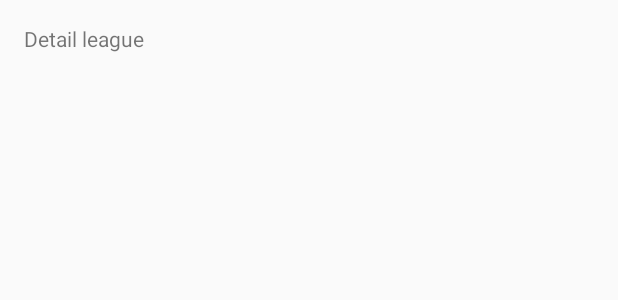
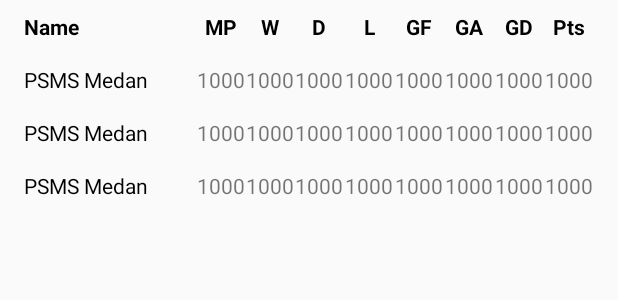
Before and after one commit to ivanasitumorang/FootballLeagueMVP, an Android app: the layout fragment_league_classement.xml on its own in the app's theme, with its tools: preview values and no code run, on a phone screen of 412 x 824 dp. Shown: the top 300 px of the screen. Run offline under Robolectric (Android 15) with nearby library versions, the phone set to English and light mode, and no system bars; network calls fail.

Commit message:
Add league classement/standing feature

```diff
--- a/app/src/main/java/com/example/footballleaguemvp/ui/leaguedetail/LeagueDetailPagerAdapter.kt
+++ b/app/src/main/java/com/example/footballleaguemvp/ui/leaguedetail/LeagueDetailPagerAdapter.kt
@@ -3,7 +3,7 @@ package com.example.footballleaguemvp.ui.leaguedetail
 import androidx.fragment.app.Fragment
 import androidx.fragment.app.FragmentManager
 import androidx.fragment.app.FragmentStatePagerAdapter
-import com.example.footballleaguemvp.ui.LeagueClassementFragment
+import com.example.footballleaguemvp.ui.leagueclassement.LeagueClassementFragment
 import com.example.footballleaguemvp.ui.leagueoverview.LeagueOverviewFragment
 import com.example.footballleaguemvp.ui.matchschedule.MatchScheduleFragment
 import com.example.footballleaguemvp.ui.teamlist.TeamListFragment
--- a/app/src/main/res/layout/fragment_league_classement.xml
+++ b/app/src/main/res/layout/fragment_league_classement.xml
@@ -1,28 +1,143 @@
 <?xml version="1.0" encoding="utf-8"?>
-<ScrollView xmlns:android="http://schemas.android.com/apk/res/android"
+<androidx.constraintlayout.widget.ConstraintLayout xmlns:android="http://schemas.android.com/apk/res/android"
     xmlns:tools="http://schemas.android.com/tools"
     android:layout_width="match_parent"
     android:layout_height="match_parent"
+    xmlns:app="http://schemas.android.com/apk/res-auto"
     android:orientation="vertical"
-    tools:context=".ui.LeagueClassementFragment">
+    tools:context=".ui.leagueclassement.LeagueClassementFragment">
 
     <LinearLayout
-        android:layout_width="match_parent"
+        android:id="@+id/llClassementHeader"
+        android:layout_width="0dp"
         android:layout_height="wrap_content"
-        android:orientation="vertical">
+        android:orientation="horizontal"
+        app:layout_constraintTop_toTopOf="parent"
+        app:layout_constraintStart_toStartOf="parent"
+        app:layout_constraintEnd_toEndOf="parent"
+        app:layout_constraintBottom_toTopOf="@id/rvClassement"
+        android:layout_marginLeft="16dp"
+        android:layout_marginRight="16dp"
+        android:layout_marginStart="16dp"
+        android:layout_marginEnd="16dp"
+        android:layout_marginTop="8dp"
+        android:layout_marginBottom="8dp">
 
         <TextView
-            android:id="@+id/tvLeagueOverviewDetail"
-            android:layout_width="match_parent"
+            android:layout_weight="7"
+            android:layout_width="0dp"
             android:layout_height="wrap_content"
-            android:layout_marginLeft="16dp"
-            android:layout_marginRight="16dp"
-            android:layout_marginStart="16dp"
-            android:layout_marginEnd="16dp"
-            android:layout_marginTop="16dp"
-            tools:text="Detail league"
-            android:text="CLASSEMENT"/>
+            android:text="@string/classement_name"
+            android:textColor="@color/colorBlack"
+            android:textStyle="bold"/>
+
+        <TextView
+            android:layout_weight="2"
+            android:layout_width="0dp"
+            android:layout_height="wrap_content"
+            android:text="@string/classement_mp"
+            android:textAlignment="center"
+            android:textColor="@color/colorBlack"
+            android:textStyle="bold"/>
+
+        <TextView
+            android:layout_weight="2"
+            android:layout_width="0dp"
+            android:layout_height="wrap_content"
+            android:text="@string/classement_w"
+            android:textAlignment="center"
+            android:textColor="@color/colorBlack"
+            android:textStyle="bold"/>
+
+        <TextView
+            android:layout_weight="2"
+            android:layout_width="0dp"
+            android:layout_height="wrap_content"
+            android:text="@string/classement_d"
+            android:textAlignment="center"
+            android:textColor="@color/colorBlack"
+            android:textStyle="bold"/>
+
+        <TextView
+            android:id="@+id/tvClassementL"
+            android:layout_weight="2"
+            android:layout_width="0dp"
+            android:layout_height="wrap_content"
+            android:text="@string/classement_l"
+            android:textAlignment="center"
+            android:textColor="@color/colorBlack"
+            android:textStyle="bold"/>
+
+        <TextView
+            android:layout_weight="2"
+            android:layout_width="0dp"
+            android:layout_height="wrap_content"
+            android:text="@string/classement_gf"
+            android:textAlignment="center"
+            android:textColor="@color/colorBlack"
+            android:textStyle="bold"/>
+
+        <TextView
+            android:layout_weight="2"
+            android:layout_width="0dp"
+            android:layout_height="wrap_content"
+            android:text="@string/classement_ga"
+            android:textAlignment="center"
+            android:textColor="@color/colorBlack"
+            android:textStyle="bold"/>
+
+        <TextView
+            android:layout_weight="2"
+            android:layout_width="0dp"
+            android:layout_height="wrap_content"
+            android:text="@string/classement_gd"
+            android:textAlignment="center"
+            android:textColor="@color/colorBlack"
+            android:textStyle="bold"/>
+
+        <TextView
+            android:layout_weight="2"
+            android:layout_width="0dp"
+            android:layout_height="wrap_content"
+            android:text="@string/classement_pts"
+            android:textAlignment="center"
+            android:textColor="@color/colorBlack"
+            android:textStyle="bold"/>
 
     </LinearLayout>
 
-</ScrollView>
+    <androidx.recyclerview.widget.RecyclerView
+        android:id="@+id/rvClassement"
+        android:layout_width="0dp"
+        android:layout_height="0dp"
+        app:layoutManager="androidx.recyclerview.widget.LinearLayoutManager"
+        app:layout_constraintBottom_toBottomOf="parent"
+        app:layout_constraintEnd_toEndOf="parent"
+        app:layout_constraintHorizontal_bias="0.0"
+        app:layout_constraintStart_toStartOf="parent"
+        app:layout_constraintTop_toBottomOf="@id/llClassementHeader"
+        tools:listitem="@layout/item_classement_list" />
+
+    <include
+        android:id="@+id/layoutNoData"
+        layout="@layout/partial_view_no_data"
+        app:layout_constraintBottom_toBottomOf="parent"
+        app:layout_constraintEnd_toEndOf="parent"
+        app:layout_constraintStart_toStartOf="parent"
+        app:layout_constraintTop_toTopOf="parent"
+        android:visibility="gone"/>
+
+    <ImageView
+        android:id="@+id/ivClassementLoadingIndicator"
+        android:layout_width="200dp"
+        android:layout_height="200dp"
+        android:scaleType="fitXY"
+        android:contentDescription="@string/content_description"
+        android:src="@drawable/loading_animation"
+        app:layout_constraintBottom_toBottomOf="parent"
+        app:layout_constraintEnd_toEndOf="parent"
+        app:layout_constraintStart_toStartOf="parent"
+        app:layout_constraintTop_toTopOf="parent"
+        android:visibility="gone"/>
+
+</androidx.constraintlayout.widget.ConstraintLayout>
--- /dev/null
+++ b/app/src/main/res/layout/item_classement_list.xml
@@ -0,0 +1,87 @@
+<?xml version="1.0" encoding="utf-8"?>
+<LinearLayout
+    xmlns:android="http://schemas.android.com/apk/res/android"
+    xmlns:tools="http://schemas.android.com/tools"
+    android:layout_width="match_parent"
+    android:layout_height="wrap_content"
+    android:orientation="horizontal"
+    android:layout_weight="23"
+    android:layout_marginLeft="16dp"
+    android:layout_marginRight="16dp"
+    android:layout_marginStart="16dp"
+    android:layout_marginEnd="16dp"
+    android:layout_marginTop="8dp"
+    android:layout_marginBottom="8dp">
+
+    <TextView
+        android:id="@+id/tvClassementTeamName"
+        android:layout_weight="7"
+        android:layout_width="0dp"
+        android:layout_height="wrap_content"
+        tools:text="PSMS Medan"
+        android:textColor="@color/colorBlack" />
+
+    <TextView
+        android:id="@+id/tvClassementMP"
+        android:layout_weight="2"
+        android:layout_width="0dp"
+        android:layout_height="wrap_content"
+        tools:text="1000"
+        android:textAlignment="center"/>
+
+    <TextView
+        android:id="@+id/tvClassementW"
+        android:layout_weight="2"
+        android:layout_width="0dp"
+        android:layout_height="wrap_content"
+        tools:text="1000"
+        android:textAlignment="center"/>
+
+    <TextView
+        android:id="@+id/tvClassementD"
+        android:layout_weight="2"
+        android:layout_width="0dp"
+        android:layout_height="wrap_content"
+        tools:text="1000"
+        android:textAlignment="center"/>
+
+    <TextView
+        android:id="@+id/tvClassementL"
+        android:layout_weight="2"
+        android:layout_width="0dp"
+        android:layout_height="wrap_content"
+        tools:text="1000"
+        android:textAlignment="center"/>
+
+    <TextView
+        android:id="@+id/tvClassementGF"
+        android:layout_weight="2"
+        android:layout_width="0dp"
+        android:layout_height="wrap_content"
+        tools:text="1000"
+        android:textAlignment="center"/>
+
+    <TextView
+        android:id="@+id/tvClassementGA"
+        android:layout_weight="2"
+        android:layout_width="0dp"
+        android:layout_height="wrap_content"
+        tools:text="1000"
+        android:textAlignment="center"/>
+
+    <TextView
+        android:id="@+id/tvClassementGD"
+        android:layout_weight="2"
+        android:layout_width="0dp"
+        android:layout_height="wrap_content"
+        tools:text="1000"
+        android:textAlignment="center"/>
+
+    <TextView
+        android:id="@+id/tvClassementPts"
+        android:layout_weight="2"
+        android:layout_width="0dp"
+        android:layout_height="wrap_content"
+        tools:text="1000"
+        android:textAlignment="center"/>
+</LinearLayout>
--- a/app/src/main/res/values/strings.xml
+++ b/app/src/main/res/values/strings.xml
@@ -12,7 +12,17 @@
     <string name="goal_maker">Goal maker</string>
     <string name="format_stadium_team_detail">Stadium : %s</string>
 
-    <!-- TODO: Remove or change this placeholder text -->
     <string name="hello_blank_fragment">Hello blank fragment</string>
     <string name="favorite_list">Favorite List</string>
+
+    <!-- Classement Header -->
+    <string name="classement_name">Name</string>
+    <string name="classement_mp">MP</string>
+    <string name="classement_w">W</string>
+    <string name="classement_d">D</string>
+    <string name="classement_l">L</string>
+    <string name="classement_gf">GF</string>
+    <string name="classement_ga">GA</string>
+    <string name="classement_gd">GD</string>
+    <string name="classement_pts">Pts</string>
 </resources>
```
Also changed, not shown: app/src/main/java/com/example/footballleaguemvp/data/Classement.kt (added, +23 -0 lines), app/src/main/java/com/example/footballleaguemvp/network/NetworkService.kt (+5 -4 lines), app/src/main/java/com/example/footballleaguemvp/ui/LeagueClassementFragment.kt (deleted, +0 -36 lines), app/src/main/java/com/example/footballleaguemvp/ui/leagueclassement/LeagueClassementAdapter.kt (added, +45 -0 lines), app/src/main/java/com/example/footballleaguemvp/ui/leagueclassement/LeagueClassementContract.kt (added, +25 -0 lines), app/src/main/java/com/example/footballleaguemvp/ui/leagueclassement/LeagueClassementFragment.kt (added, +91 -0 lines), app/src/main/java/com/example/footballleaguemvp/ui/leagueclassement/LeagueClassementPresenter.kt (added, +34 -0 lines).
